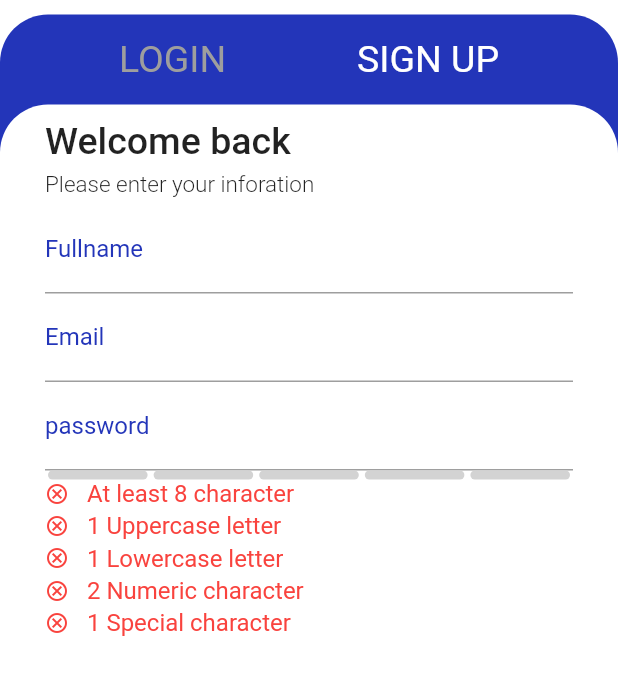
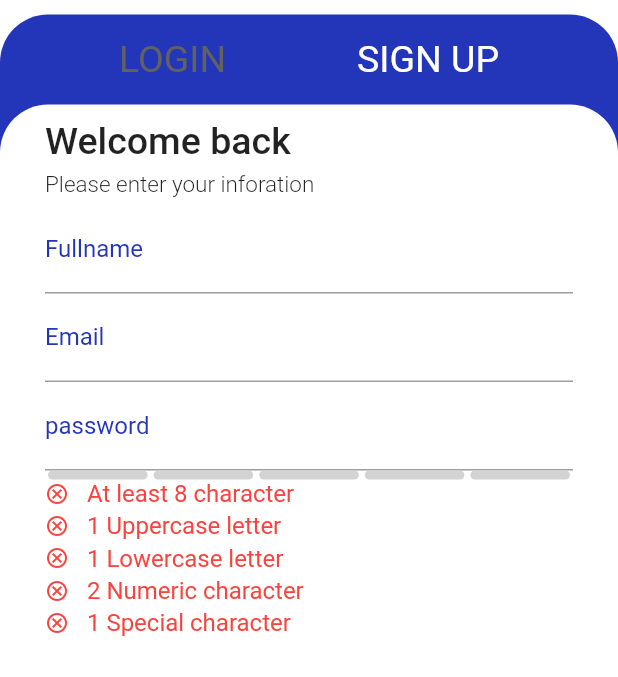
Before and after one commit to Samanrb/Internet_Radio_App, a Flutter app: the screen it shows after launch, after a tap on "SIGN UP", on a phone screen of 412 x 824 dp, the part 233-910 px from its top. Run offline on Flutter 3.47's test engine with Material 2 defaults, Android fonts, the phone set to English and light mode, and no system bars; drawn by our look-alikes of flutter_pw_validator; our stand-ins replace bloc, flutter_bloc, google_fonts; generated files the repository leaves out were written again.

Commit message:
All Colors are now coming from DataBase

```diff
--- a/App_project/Flutter_app/flutter_internet_app/lib/Login_page.dart
+++ b/App_project/Flutter_app/flutter_internet_app/lib/Login_page.dart
@@ -129,11 +129,11 @@ class _AuthState extends State<Auth> {
             ),
             Expanded(
                 child: Container(
-              decoration: const BoxDecoration(
-                  borderRadius: BorderRadius.only(
+              decoration: BoxDecoration(
+                  borderRadius: const BorderRadius.only(
                       topLeft: Radius.circular(32),
                       topRight: Radius.circular(32)),
-                  color: Color.fromARGB(255, 35, 53, 185)),
+                  color: MyAppColors().primaryColor),
               child: Column(children: [
                 SizedBox(
                   height: 60,
@@ -159,7 +159,7 @@ class _AuthState extends State<Auth> {
                                 fontWeight: FontWeight.normal,
                                 color: selectedTab == SelectedTab.login
                                     ? Colors.white
-                                    : Colors.grey,
+                                    : MyAppColors().grayColor,
                               ),
                             ),
                           );
@@ -184,7 +184,7 @@ class _AuthState extends State<Auth> {
                                 fontWeight: FontWeight.normal,
                                 color: selectedTab == SelectedTab.signup
                                     ? Colors.white
-                                    : Colors.grey,
+                                    : MyAppColors().grayColor,
                               ),
                             ),
                           );
@@ -306,7 +306,7 @@ class __login_pageState extends State<_login_page> {
           },
           style: ButtonStyle(
               backgroundColor: MaterialStateProperty.all(
-                  const Color.fromARGB(255, 35, 53, 185)),
+                  MyAppColors().primaryColor),
               minimumSize: MaterialStateProperty.all(
                 Size(MediaQuery.of(context).size.width, 60),
               ),
@@ -440,7 +440,7 @@ class _signup_pageState extends State<_signup_page> {
             : null,
         style: ButtonStyle(
             backgroundColor: MaterialStateProperty.all(
-                const Color.fromARGB(255, 35, 53, 185)),
+                MyAppColors().primaryColor),
             minimumSize: MaterialStateProperty.all(
               Size(MediaQuery.of(context).size.width, 60),
             ),
@@ -546,7 +546,7 @@ class _PasswordTextFieldState extends State<PasswordTextField> {
                 onFail: () {
                   widget.onPasswordValidation(false);
                 },
-                successColor: const Color.fromARGB(255, 35, 53, 185),
+                successColor: MyAppColors().primaryColor,
               );
             } else {
               return const SizedBox(
--- a/App_project/Flutter_app/flutter_internet_app/lib/splash_screen.dart
+++ b/App_project/Flutter_app/flutter_internet_app/lib/splash_screen.dart
@@ -39,23 +39,23 @@ class _SplashScreenState extends State<SplashScreen> {
 
   @override
   Widget build(BuildContext context) {
-    return const Scaffold(
+    return Scaffold(
       resizeToAvoidBottomInset: true,
       body: Stack(
         children: [
-          Positioned.fill(
+          const Positioned.fill(
               child: Image(image: AssetImage('assets/images/splash_screen.jpg'))),
           Center(
             child: Column(
               mainAxisAlignment: MainAxisAlignment.center,
               crossAxisAlignment: CrossAxisAlignment.center,
               children: [
-                Image(
+                const Image(
                   width: 250,
                   height: 300,
                   image: AssetImage('assets/images/logo.jpg')),
                   Text("INTERNET RADIO APP",
-                  style: TextStyle(color: Colors.blue,fontSize: 20,fontWeight: FontWeight.bold),)
+                  style: TextStyle(color: MyAppColors().primaryColor,fontSize: 20,fontWeight: FontWeight.bold),)
               ],
             ),
           )
```
Also changed, not shown: App_project/Flutter_app/flutter_internet_app/lib/change_account.dart (+5 -5 lines), App_project/Flutter_app/flutter_internet_app/lib/change_password.dart (+4 -4 lines).
